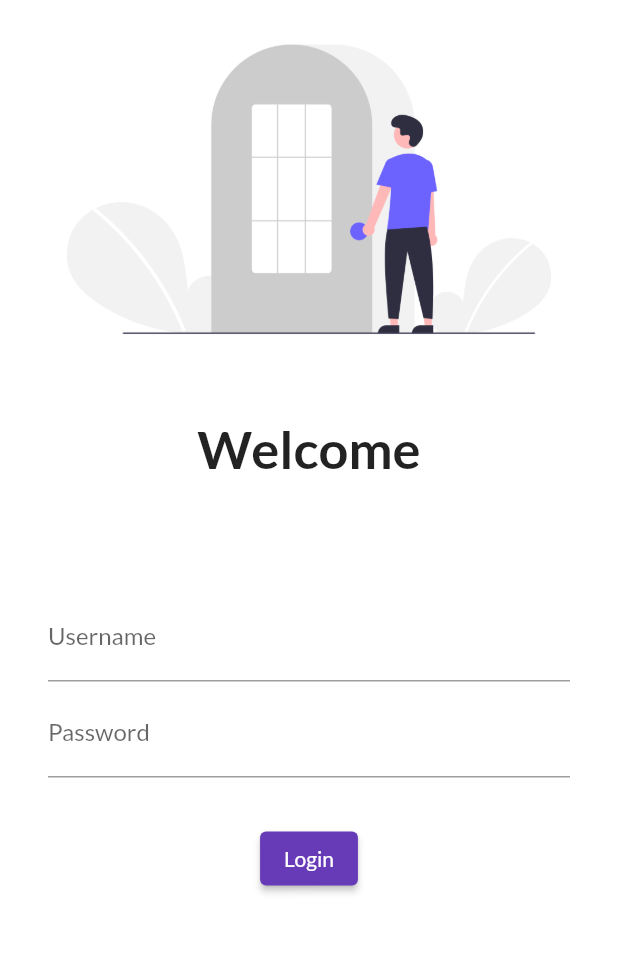
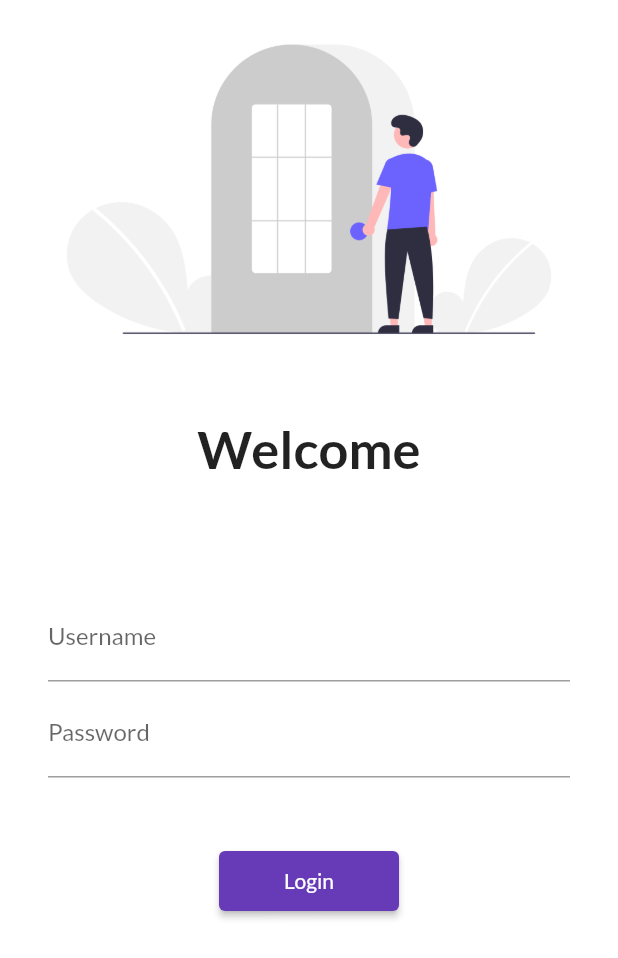
Before and after one commit to man-su-97/30DaysOf_Flutter, a Flutter app: the screen it shows after launch, on a phone screen of 412 x 824 dp. Shown: the top 958 px of the screen. Run offline on Flutter 3.47's test engine with Material 2 defaults, Android fonts, the phone set to English and light mode, and no system bars; our stand-ins replace google_fonts.

Commit message:
Day-5 Completed

```diff
--- a/lib/Pages/login_page.dart
+++ b/lib/Pages/login_page.dart
@@ -1,4 +1,5 @@
 import 'package:flutter/material.dart';
+import 'package:flutter_learn_app/utils/routes.dart';
 
 class LoginPage extends StatelessWidget {
   @override
@@ -46,13 +47,14 @@ class LoginPage extends StatelessWidget {
                     ),
                   ),
                   SizedBox(
-                    height: 30.0,
+                    height: 45.0,
                   ),
                   ElevatedButton(
                     child: Text("Login"),
-                    style: TextButton.styleFrom(),
+                    style: TextButton.styleFrom(minimumSize: Size(120, 40)),
                     onPressed: () {
-                      print("Hi User");
+                      Navigator.pushNamed(context, MyRoutes.homeRoute);
+                      //login page to homepage push pop..routes
                     },
                   )
                 ],
--- a/lib/main.dart
+++ b/lib/main.dart
@@ -1,17 +1,18 @@
 import 'package:flutter/material.dart';
 import 'package:flutter_learn_app/Pages/home_page.dart';
 import 'package:flutter_learn_app/Pages/login_page.dart';
+import 'package:flutter_learn_app/utils/routes.dart';
 import 'package:google_fonts/google_fonts.dart';
 
 void main() {
   runApp(MyApp());
 }
 
-// ignore: camel_case_types
 class MyApp extends StatelessWidget {
   @override
   Widget build(BuildContext context) {
     return MaterialApp(
+      debugShowCheckedModeBanner: false,
       themeMode: ThemeMode.system,
       theme: ThemeData(
         primarySwatch: Colors.deepPurple,
@@ -21,8 +22,8 @@ class MyApp extends StatelessWidget {
       initialRoute: "/",
       routes: {
         "/": (context) => LoginPage(),
-        "/home": (context) => HomePage(),
-        "/login": (context) => LoginPage(),
+        MyRoutes.homeRoute: (context) => HomePage(),
+        MyRoutes.loginRoute: (context) => LoginPage(),
       },
     );
   }
--- /dev/null
+++ b/lib/utils/routes.dart
@@ -0,0 +1,4 @@
+class MyRoutes {
+  static String loginRoute = "/login";
+  static String homeRoute = "/home";
+}
```
